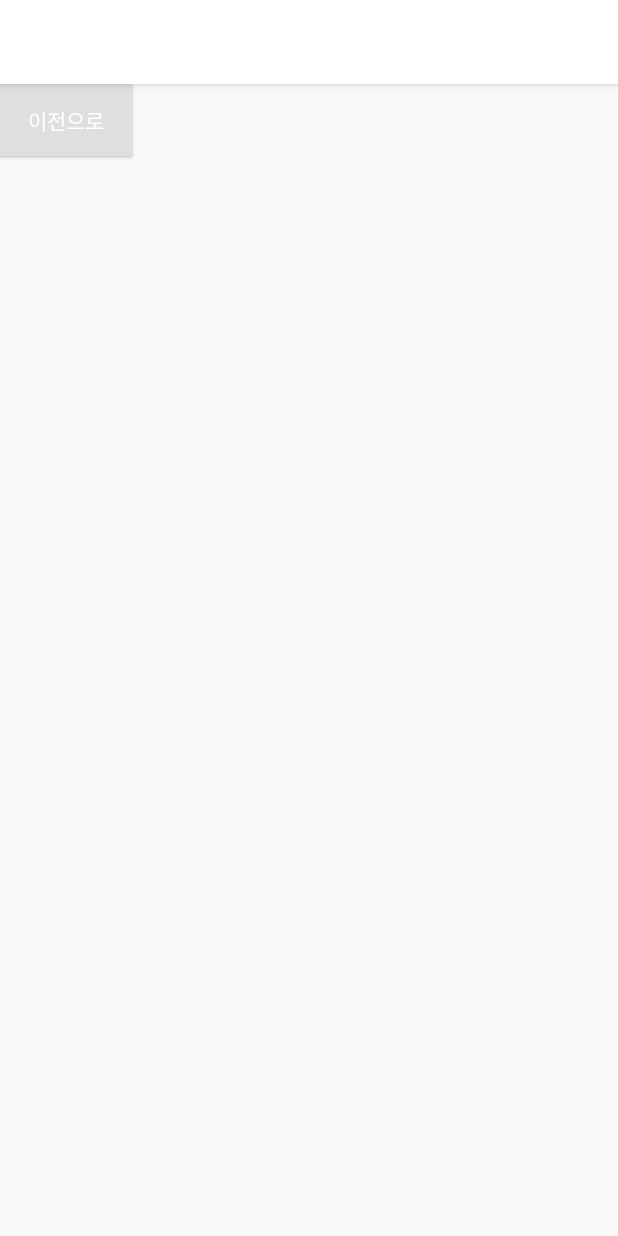
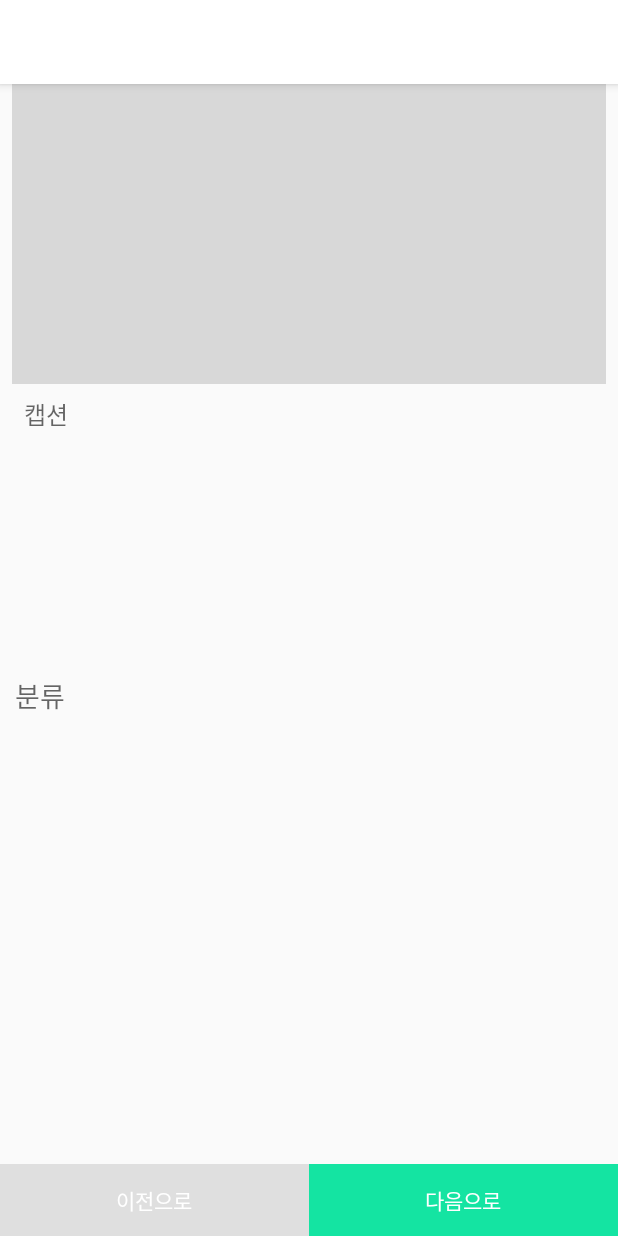
Before and after one commit to coding-polarbear/Rivator-App, an Android app: the SignupDegreeActivity screen opened directly, with no data from a screen before it, on a phone screen of 412 x 824 dp. Run offline under Robolectric (Android 15) with nearby library versions, the phone set to English and light mode, and no system bars.

Commit message:
학위 액티비티 UI 수정

```diff
--- a/app/src/main/res/layout/activity_signup_degree.xml
+++ b/app/src/main/res/layout/activity_signup_degree.xml
@@ -8,75 +8,87 @@
 
     <android.support.constraint.ConstraintLayout
         android:layout_width="match_parent"
-        android:layout_height="match_parent">
+        android:layout_height="wrap_content"
+        android:layout_weight="1">
 
         <ImageView
             android:id="@+id/img_degree"
             android:layout_width="0dp"
-            android:layout_height="123dp"
+            android:layout_height="200dp"
             android:background="@color/colorImageBackground"
-            tools:layout_editor_absoluteY="81dp"
-            tools:layout_editor_absoluteX="8dp" />
+            android:layout_marginRight="8dp"
+            sl:layout_constraintRight_toRightOf="parent"
+            android:layout_marginLeft="8dp"
+            sl:layout_constraintLeft_toLeftOf="parent"
+            sl:layout_constraintHorizontal_bias="0.0"
+            sl:layout_constraintTop_toTopOf="parent"
+            android:layout_marginStart="8dp"
+            android:layout_marginEnd="8dp"
+            android:layout_marginTop="0dp" />
+
+
+        <EditText
+            android:id="@+id/editText_degree_first"
+            android:layout_width="394dp"
+            android:layout_height="271dp"
+            android:background="@null"
+            android:hint="분류"
+            android:layout_marginTop="8dp"
+            sl:layout_constraintTop_toBottomOf="@+id/editText_degree_second"
+            sl:layout_constraintBottom_toBottomOf="parent"
+            android:layout_marginBottom="8dp"
+            android:layout_marginRight="8dp"
+            sl:layout_constraintRight_toRightOf="parent"
+            android:layout_marginLeft="8dp"
+            sl:layout_constraintLeft_toLeftOf="parent"
+            sl:layout_constraintHorizontal_bias="1.0"
+            sl:layout_constraintVertical_bias="0.0" />
+
+
+
+
+        <EditText
+            android:id="@+id/editText_degree_second"
+            android:layout_width="0dp"
+            android:layout_height="56dp"
+            android:background="@null"
+            android:textSize="16sp"
+            android:gravity="top"
+            android:hint="  캡션"
+            android:layout_marginRight="8dp"
+            sl:layout_constraintRight_toRightOf="parent"
+            android:layout_marginLeft="8dp"
+            sl:layout_constraintLeft_toLeftOf="parent"
+            android:layout_marginTop="8dp"
+            sl:layout_constraintTop_toBottomOf="@+id/img_degree"
+            sl:layout_constraintBottom_toBottomOf="parent"
+            android:layout_marginBottom="8dp"
+            sl:layout_constraintHorizontal_bias="0.022"
+            sl:layout_constraintVertical_bias="0.0"
+            android:layout_marginStart="8dp"
+            android:layout_marginEnd="8dp" />
+    </android.support.constraint.ConstraintLayout>
+    <LinearLayout
+        android:layout_width="match_parent"
+        android:layout_height="wrap_content"
+        android:orientation="horizontal">
+
+        <Button
+            android:id="@+id/btn_degree_back"
+            android:layout_width="match_parent"
+            android:layout_height="match_parent"
+            android:layout_weight="1"
+            android:background="@color/colorBackBtn"
+            android:text="이전으로"
+            android:textColor="@color/colorWhiteText" />
 
         <Button
             android:id="@+id/btn_degree_next"
-            android:layout_width="wrap_content"
-            android:layout_height="wrap_content"
+            android:layout_width="match_parent"
+            android:layout_height="match_parent"
+            android:layout_weight="1"
             android:background="@color/colorNextBtn"
             android:text="다음으로"
-            android:textColor="@color/colorWhiteText"
-            sl:scale_height="56"
-            sl:scale_left="180"
-            sl:scale_textsize="16"
-            sl:scale_top="504"
-            sl:scale_width="180"
-            tools:layout_editor_absoluteY="81dp"
-            tools:layout_editor_absoluteX="0dp" />
-
-        <EditText
-            android:id="@+id/editText_degree_first"
-            android:layout_width="wrap_content"
-            android:layout_height="wrap_content"
-            android:background="@null"
-            android:hint="분류"
-            sl:scale_height="56"
-            sl:scale_left="24"
-            sl:scale_textsize="16"
-            sl:scale_top="200"
-            sl:scale_width="336"
-            tools:layout_editor_absoluteY="81dp"
-            tools:layout_editor_absoluteX="0dp" />
-
-        <Button
-            android:id="@+id/btn_degree_back"
-            android:layout_width="wrap_content"
-            android:layout_height="wrap_content"
-            android:background="@color/colorBackBtn"
-            android:text="이전으로"
-            android:textColor="@color/colorWhiteText"
-            sl:scale_height="56"
-            sl:scale_textsize="16"
-            sl:scale_top="504"
-            sl:scale_width="180"
-            tools:layout_editor_absoluteY="81dp"
-            tools:layout_editor_absoluteX="0dp" />
-
-        <EditText
-            android:id="@+id/editText_degree_second"
-            android:layout_width="wrap_content"
-            android:layout_height="wrap_content"
-            android:background="@null"
-            android:gravity="top"
-            android:hint="캡션"
-            sl:scale_height="248"
-            sl:scale_left="24"
-            sl:scale_textsize="16"
-            sl:scale_top="272"
-            sl:scale_width="336"
-            tools:layout_editor_absoluteY="81dp"
-            tools:layout_editor_absoluteX="0dp" />
-
-
-    </android.support.constraint.ConstraintLayout>
-
+            android:textColor="@color/colorWhiteText" />
+    </LinearLayout>
 </LinearLayout>
```
